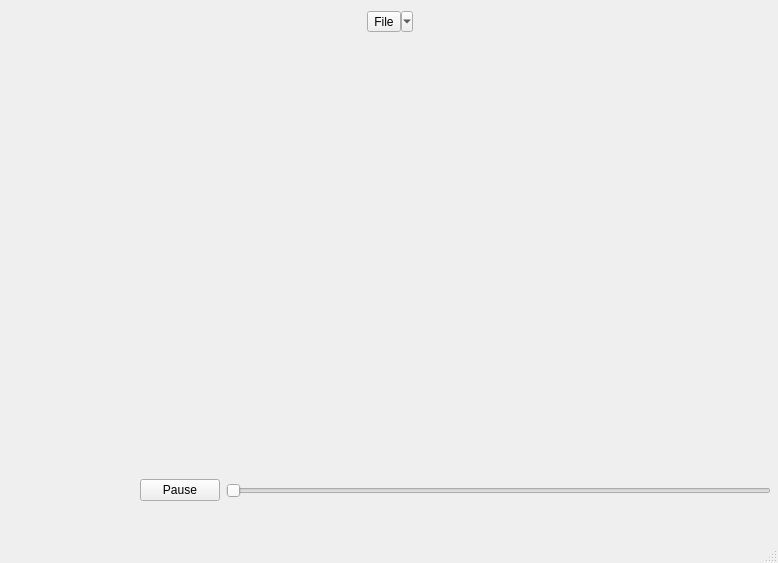
Qt form mainwindow.ui (DDDVE/DvePlayer) before a commit.
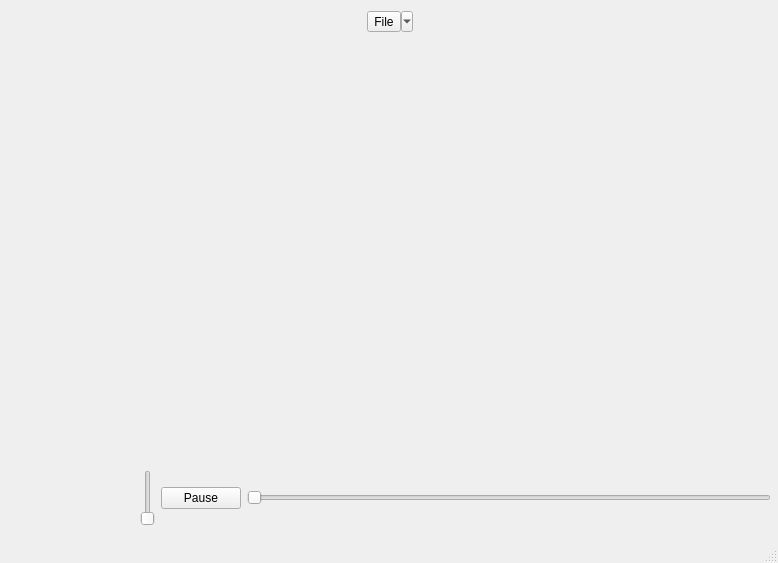
The same form after that commit.

The edit to the form file:
```diff
--- a/mainwindow.ui
+++ b/mainwindow.ui
@@ -65,10 +65,17 @@
       <x>140</x>
       <y>470</y>
       <width>631</width>
-      <height>41</height>
+      <height>56</height>
      </rect>
     </property>
     <layout class="QHBoxLayout" name="horizontalLayout_2">
+     <item>
+      <widget class="QSlider" name="verticalSlider">
+       <property name="orientation">
+        <enum>Qt::Vertical</enum>
+       </property>
+      </widget>
+     </item>
      <item>
       <widget class="QPushButton" name="pushButton">
        <property name="text">
```
